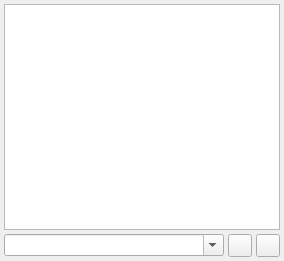
Above: View/ConsoleForm.ui from octronic-uk/Candle before the change. Below: the same form after it.
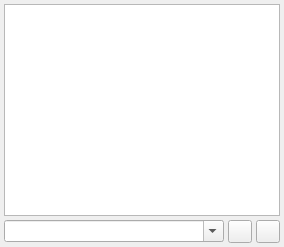
That is the form after the change. Icons and pictures are not drawn.

```diff
--- a/View/ConsoleForm.ui
+++ b/View/ConsoleForm.ui
@@ -7,11 +7,11 @@
     <x>0</x>
     <y>0</y>
     <width>284</width>
-    <height>261</height>
+    <height>247</height>
    </rect>
   </property>
   <property name="sizePolicy">
-   <sizepolicy hsizetype="Minimum" vsizetype="Expanding">
+   <sizepolicy hsizetype="Preferred" vsizetype="Expanding">
     <horstretch>0</horstretch>
     <verstretch>0</verstretch>
    </sizepolicy>
```
